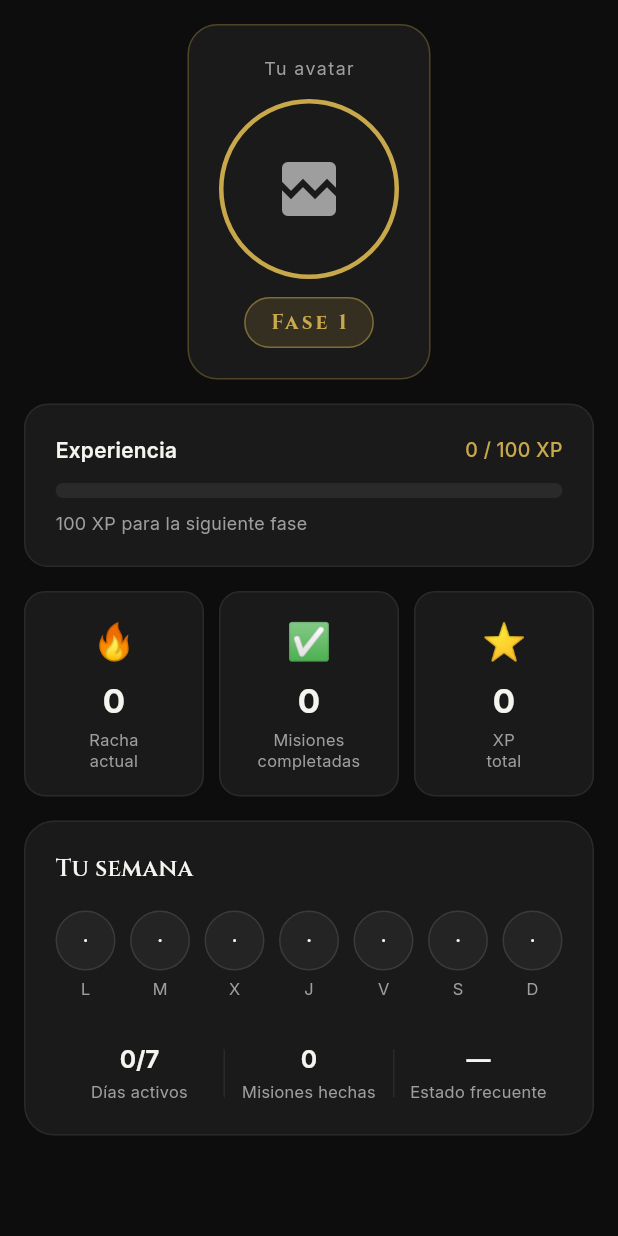
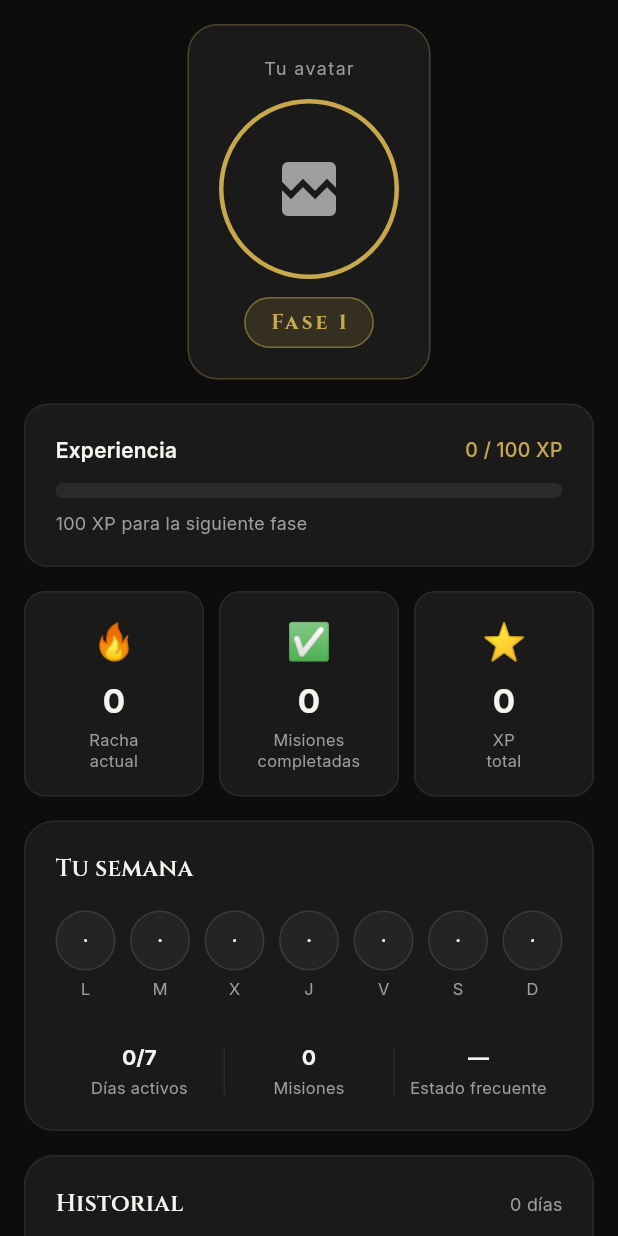
Before and after one commit to heroimfath3r/Kintsugi, a Flutter app: the ProgresoTab widget shown alone on an empty page, opened directly with empty values, on a phone screen of 412 x 824 dp. Run offline on Flutter 3.47's test engine with Material 3 defaults, Android fonts, the phone set to English and light mode, and no system bars; our stand-ins replace connectivity_plus, dio, equatable, firebase_auth, firebase_core, flutter_bloc and 3 more; accounts and stored records are empty; network calls fail.

Commit message:
Feat HU-13: Agrega linea de tiempo e historial en ProgresoTab

```diff
--- a/kintsugi_app/lib/presentation/screens/home/tabs/progreso_tab.dart
+++ b/kintsugi_app/lib/presentation/screens/home/tabs/progreso_tab.dart
@@ -12,6 +12,14 @@ const Map<String, String> _emojisPorEstado = {
   'motivacion': '⚡',
   'ansiedad': '🌊',
   'calma': '☁️',
+};
+
+const Map<String, String> _nombresPorEstado = {
+  'vacio': 'Vacío',
+  'frustracion': 'Frustración',
+  'motivacion': 'Motivación',
+  'ansiedad': 'Ansiedad',
+  'calma': 'Calma',
 };
 
 class ProgresoTab extends StatefulWidget {
@@ -94,16 +102,12 @@ class _ProgresoTabState extends State<ProgresoTab> {
           child: Column(
             mainAxisSize: MainAxisSize.min,
             children: [
-              const Icon(Icons.error_outline,
-                  color: AppColors.error, size: 48),
+              const Icon(Icons.error_outline, color: AppColors.error, size: 48),
               const SizedBox(height: 16),
               Text(_error!, style: const TextStyle(
                 fontFamily: 'Inter', fontSize: 14, color: AppColors.textSecondary)),
               const SizedBox(height: 24),
-              ElevatedButton(
-                onPressed: _cargarDatos,
-                child: const Text('REINTENTAR'),
-              ),
+              ElevatedButton(onPressed: _cargarDatos, child: const Text('REINTENTAR')),
             ],
           ),
         ),
@@ -115,7 +119,7 @@ class _ProgresoTabState extends State<ProgresoTab> {
     return RefreshIndicator(
       onRefresh: _cargarDatos,
       color: AppColors.accentPrimary,
-      backgroundColor: const Color(0xFF1A1A1A),
+      backgroundColor: AppColors.backgroundSecondary,
       child: SingleChildScrollView(
         physics: const AlwaysScrollableScrollPhysics(),
         padding: const EdgeInsets.fromLTRB(16, 16, 16, 96),
@@ -127,8 +131,12 @@ class _ProgresoTabState extends State<ProgresoTab> {
             const SizedBox(height: 16),
             _buildEstadisticas(progreso),
             const SizedBox(height: 16),
-            if (_resumenSemanal != null)
+            if (_resumenSemanal != null) ...[
               _buildResumenSemanal(_resumenSemanal!),
+              const SizedBox(height: 16),
+              // HU-13: Línea de tiempo
+              _buildLineaDeTiempo(_resumenSemanal!),
+            ],
           ],
         ),
       ),
@@ -140,33 +148,23 @@ class _ProgresoTabState extends State<ProgresoTab> {
   Widget _buildAvatarCard(ProgresoModel progreso) {
     return Container(
       decoration: BoxDecoration(
-        color: const Color(0xFF1A1A1A),
+        color: AppColors.backgroundSecondary,
         borderRadius: BorderRadius.circular(20),
-        border: Border.all(
-          color: AppColors.accentPrimary.withValues(alpha: 0.3),
-        ),
+        border: Border.all(color: AppColors.accentPrimary.withValues(alpha: 0.3)),
       ),
       padding: const EdgeInsets.all(20),
       child: Column(
         children: [
-          const Text(
-            'Tu avatar',
-            style: TextStyle(
-              fontFamily: 'Inter',
-              fontSize: 12,
-              color: AppColors.textSecondary,
-              letterSpacing: 1,
-            ),
-          ),
+          const Text('Tu avatar', style: TextStyle(
+            fontFamily: 'Inter', fontSize: 12,
+            color: AppColors.textSecondary, letterSpacing: 1,
+          )),
           const SizedBox(height: 12),
-          // Avatar circular
           Container(
-            width: 120,
-            height: 120,
+            width: 120, height: 120,
             decoration: BoxDecoration(
               shape: BoxShape.circle,
-              border: Border.all(
-                  color: AppColors.accentPrimary, width: 3),
+              border: Border.all(color: AppColors.accentPrimary, width: 3),
             ),
             child: ClipOval(
               child: Image.network(
@@ -180,27 +178,17 @@ class _ProgresoTabState extends State<ProgresoTab> {
             ),
           ),
           const SizedBox(height: 12),
-          // Badge de fase
           Container(
-            padding:
-                const EdgeInsets.symmetric(horizontal: 16, vertical: 6),
+            padding: const EdgeInsets.symmetric(horizontal: 16, vertical: 6),
             decoration: BoxDecoration(
               color: AppColors.accentPrimary.withValues(alpha: 0.15),
               borderRadius: BorderRadius.circular(100),
-              border: Border.all(
-                color: AppColors.accentPrimary.withValues(alpha: 0.5),
-              ),
+              border: Border.all(color: AppColors.accentPrimary.withValues(alpha: 0.5)),
             ),
-            child: Text(
-              progreso.faseLabel,
-              style: const TextStyle(
-                fontFamily: 'Cinzel',
-                fontSize: 14,
-                fontWeight: FontWeight.w700,
-                color: AppColors.accentPrimary,
-                letterSpacing: 2,
-              ),
-            ),
+            child: Text(progreso.faseLabel, style: const TextStyle(
+              fontFamily: 'Cinzel', fontSize: 14, fontWeight: FontWeight.w700,
+              color: AppColors.accentPrimary, letterSpacing: 2,
+            )),
           ),
         ],
       ),
@@ -212,9 +200,9 @@ class _ProgresoTabState extends State<ProgresoTab> {
   Widget _buildXpCard(ProgresoModel progreso) {
     return Container(
       decoration: BoxDecoration(
-        color: const Color(0xFF1A1A1A),
+        color: AppColors.backgroundSecondary,
         borderRadius: BorderRadius.circular(16),
-        border: Border.all(color: const Color(0xFF2A2A2A)),
+        border: Border.all(color: AppColors.borderDefault),
       ),
       padding: const EdgeInsets.all(20),
       child: Column(
@@ -223,36 +211,25 @@ class _ProgresoTabState extends State<ProgresoTab> {
           Row(
             mainAxisAlignment: MainAxisAlignment.spaceBetween,
             children: [
-              const Text(
-                'Experiencia',
-                style: TextStyle(
-                  fontFamily: 'Inter',
-                  fontSize: 14,
-                  fontWeight: FontWeight.w600,
-                  color: AppColors.textPrimary,
-                ),
-              ),
-              Text(
-                '${progreso.xp} / ${progreso.xpSiguienteFase} XP',
+              const Text('Experiencia', style: TextStyle(
+                fontFamily: 'Inter', fontSize: 14,
+                fontWeight: FontWeight.w600, color: AppColors.textPrimary,
+              )),
+              Text('${progreso.xp} / ${progreso.xpSiguienteFase} XP',
                 style: const TextStyle(
-                  fontFamily: 'Inter',
-                  fontSize: 13,
-                  fontWeight: FontWeight.w500,
-                  color: AppColors.accentPrimary,
-                ),
-              ),
+                  fontFamily: 'Inter', fontSize: 13,
+                  fontWeight: FontWeight.w500, color: AppColors.accentPrimary,
+                )),
             ],
           ),
           const SizedBox(height: 12),
-          // Barra de progreso
           ClipRRect(
             borderRadius: BorderRadius.circular(6),
             child: LinearProgressIndicator(
               value: progreso.progresoPorcentaje,
               minHeight: 10,
-              backgroundColor: const Color(0xFF2A2A2A),
-              valueColor: const AlwaysStoppedAnimation<Color>(
-                  AppColors.accentPrimary),
+              backgroundColor: AppColors.borderDefault,
+              valueColor: const AlwaysStoppedAnimation<Color>(AppColors.accentPrimary),
             ),
           ),
           const SizedBox(height: 8),
@@ -260,11 +237,7 @@ class _ProgresoTabState extends State<ProgresoTab> {
             progreso.fase < 3
                 ? '${progreso.xpSiguienteFase - progreso.xp} XP para la siguiente fase'
                 : '¡Has alcanzado la fase máxima!',
-            style: const TextStyle(
-              fontFamily: 'Inter',
-              fontSize: 12,
-              color: AppColors.textSecondary,
-            ),
+            style: const TextStyle(fontFamily: 'Inter', fontSize: 12, color: AppColors.textSecondary),
           ),
         ],
       ),
@@ -276,20 +249,11 @@ class _ProgresoTabState extends State<ProgresoTab> {
   Widget _buildEstadisticas(ProgresoModel progreso) {
     return Row(
       children: [
-        Expanded(
-          child: _buildStatCard(
-              '🔥', '${progreso.racha}', 'Racha\nactual'),
-        ),
+        Expanded(child: _buildStatCard('🔥', '${progreso.racha}', 'Racha\nactual')),
         const SizedBox(width: 10),
-        Expanded(
-          child: _buildStatCard(
-              '✅', '${progreso.misionesCompletadas}', 'Misiones\ncompletadas'),
-        ),
+        Expanded(child: _buildStatCard('✅', '${progreso.misionesCompletadas}', 'Misiones\ncompletadas')),
         const SizedBox(width: 10),
-        Expanded(
-          child: _buildStatCard(
-              '⭐', '${progreso.xp}', 'XP\ntotal'),
-        ),
+        Expanded(child: _buildStatCard('⭐', '${progreso.xp}', 'XP\ntotal')),
       ],
     );
   }
@@ -297,35 +261,24 @@ class _ProgresoTabState extends State<ProgresoTab> {
   Widget _buildStatCard(String emoji, String valor, String label) {
     return Container(
       decoration: BoxDecoration(
-        color: const Color(0xFF1A1A1A),
+        color: AppColors.backgroundSecondary,
         borderRadius: BorderRadius.circular(14),
-        border: Border.all(color: const Color(0xFF2A2A2A)),
+        border: Border.all(color: AppColors.borderDefault),
       ),
       padding: const EdgeInsets.symmetric(vertical: 16),
       child: Column(
         children: [
           Text(emoji, style: const TextStyle(fontSize: 24)),
           const SizedBox(height: 6),
-          Text(
-            valor,
-            style: const TextStyle(
-              fontFamily: 'Inter',
-              fontSize: 22,
-              fontWeight: FontWeight.w700,
-              color: AppColors.textPrimary,
-            ),
-          ),
+          Text(valor, style: const TextStyle(
+            fontFamily: 'Inter', fontSize: 22,
+            fontWeight: FontWeight.w700, color: AppColors.textPrimary,
+          )),
           const SizedBox(height: 4),
-          Text(
-            label,
-            textAlign: TextAlign.center,
-            style: const TextStyle(
-              fontFamily: 'Inter',
-              fontSize: 11,
-              color: AppColors.textSecondary,
-              height: 1.3,
-            ),
-          ),
+          Text(label, textAlign: TextAlign.center, style: const TextStyle(
+            fontFamily: 'Inter', fontSize: 11,
+            color: AppColors.textSecondary, height: 1.3,
+          )),
         ],
       ),
     );
@@ -334,68 +287,42 @@ class _ProgresoTabState extends State<ProgresoTab> {
   // ── Resumen semanal ──────────────────────────────────────────────────
 
   Widget _buildResumenSemanal(ProgresoWeeklyModel resumen) {
+    final estadoEmoji = _emojisPorEstado[resumen.estadoMasFrecuente] ?? '—';
+    final estadoNombre = _nombresPorEstado[resumen.estadoMasFrecuente] ?? resumen.estadoMasFrecuente;
+
     return Container(
       decoration: BoxDecoration(
-        color: const Color(0xFF1A1A1A),
+        color: AppColors.backgroundSecondary,
         borderRadius: BorderRadius.circular(20),
-        border: Border.all(color: const Color(0xFF2A2A2A)),
+        border: Border.all(color: AppColors.borderDefault),
       ),
       padding: const EdgeInsets.all(20),
       child: Column(
         crossAxisAlignment: CrossAxisAlignment.start,
         children: [
-          const Text(
-            'Tu semana',
-            style: TextStyle(
-              fontFamily: 'Cinzel',
-              fontSize: 16,
-              fontWeight: FontWeight.w600,
-              color: AppColors.textPrimary,
-            ),
-          ),
+          const Text('Tu semana', style: TextStyle(
+            fontFamily: 'Cinzel', fontSize: 16,
+            fontWeight: FontWeight.w600, color: AppColors.textPrimary,
+          )),
           const SizedBox(height: 16),
-          // Fila de 7 días
           Row(
             mainAxisAlignment: MainAxisAlignment.spaceBetween,
             children: List.generate(7, (index) {
-              final dia = index < resumen.dias.length
-                  ? resumen.dias[index]
-                  : null;
+              final dia = index < resumen.dias.length ? resumen.dias[index] : null;
               return _buildDiaCircle(index, dia);
             }),
           ),
           const SizedBox(height: 20),
-          // Stats del resumen
           Row(
             children: [
-              Expanded(
-                child: _buildResumenStat(
-                  'Días activos',
-                  '${resumen.diasActivos}/7',
-                ),
-              ),
-              Container(
-                width: 1,
-                height: 32,
-                color: const Color(0xFF2A2A2A),
-              ),
-              Expanded(
-                child: _buildResumenStat(
-                  'Misiones hechas',
-                  '${resumen.misionesCompletadas}',
-                ),
-              ),
-              Container(
-                width: 1,
-                height: 32,
-                color: const Color(0xFF2A2A2A),
-              ),
-              Expanded(
-                child: _buildResumenStat(
-                  'Estado frecuente',
-                  _emojisPorEstado[resumen.estadoMasFrecuente] ?? '—',
-                ),
-              ),
+              Expanded(child: _buildResumenStat('Días activos', '${resumen.diasActivos}/7')),
+              Container(width: 1, height: 32, color: AppColors.borderDefault),
+              Expanded(child: _buildResumenStat('Misiones', '${resumen.misionesCompletadas}')),
+              Container(width: 1, height: 32, color: AppColors.borderDefault),
+              Expanded(child: _buildResumenStat(
+                'Estado frecuente',
+                resumen.estadoMasFrecuente.isNotEmpty ? '$estadoEmoji $estadoNombre' : '—',
+              )),
             ],
           ),
         ],
@@ -407,53 +334,38 @@ class _ProgresoTabState extends State<ProgresoTab> {
     const diasSemana = ['L', 'M', 'X', 'J', 'V', 'S', 'D'];
     final label = diasSemana[index];
     final tieneCheckin = dia?.estadoEmocional != null;
-    final emoji = tieneCheckin
-        ? (_emojisPorEstado[dia!.estadoEmocional] ?? '❓')
-        : null;
+    final emoji = tieneCheckin ? (_emojisPorEstado[dia!.estadoEmocional] ?? '❓') : null;
 
     return Column(
       children: [
         Container(
-          width: 40,
-          height: 40,
+          width: 40, height: 40,
           decoration: BoxDecoration(
             shape: BoxShape.circle,
             color: tieneCheckin
                 ? AppColors.accentPrimary.withValues(alpha: 0.15)
-                : const Color(0xFF242424),
+                : AppColors.backgroundCard,
             border: Border.all(
               color: tieneCheckin
                   ? AppColors.accentPrimary.withValues(alpha: 0.5)
-                  : const Color(0xFF3A3A3A),
+                  : AppColors.borderSubtle,
             ),
           ),
           child: Center(
-            child: Text(
-              emoji ?? '·',
-              style: TextStyle(fontSize: tieneCheckin ? 18 : 14),
-            ),
+            child: Text(emoji ?? '·', style: TextStyle(fontSize: tieneCheckin ? 18 : 14)),
           ),
         ),
         const SizedBox(height: 4),
-        Text(
-          label,
-          style: const TextStyle(
-            fontFamily: 'Inter',
-            fontSize: 11,
-            fontWeight: FontWeight.w400,
-            color: AppColors.textSecondary,
-          ),
-        ),
-        // Indicador de misión completada
+        Text(label, style: const TextStyle(
+          fontFamily: 'Inter', fontSize: 11,
+          fontWeight: FontWeight.w400, color: AppColors.textSecondary,
+        )),
         const SizedBox(height: 2),
         Container(
-          width: 6,
-          height: 6,
+          width: 6, height: 6,
           decoration: BoxDecoration(
             shape: BoxShape.circle,
-            color: dia?.misionCompletada == true
-                ? AppColors.success
-                : Colors.transparent,
+            color: dia?.misionCompletada == true ? AppColors.success : Colors.transparent,
           ),
         ),
       ],
@@ -463,26 +375,187 @@ class _ProgresoTabState extends State<ProgresoTab> {
   Widget _buildResumenStat(String label, String valor) {
     return Column(
       children: [
-        Text(
-          valor,
-          style: const TextStyle(
-            fontFamily: 'Inter',
-            fontSize: 16,
-            fontWeight: FontWeight.w700,
-            color: AppColors.textPrimary,
-          ),
-        ),
+        Text(valor, style: const TextStyle(
+          fontFamily: 'Inter', fontSize: 14,
+          fontWeight: FontWeight.w700, color: AppColors.textPrimary,
+        )),
         const SizedBox(height: 2),
-        Text(
-          label,
-          textAlign: TextAlign.center,
-          style: const TextStyle(
-            fontFamily: 'Inter',
-            fontSize: 11,
-            color: AppColors.textSecondary,
-          ),
-        ),
+        Text(label, textAlign: TextAlign.center, style: const TextStyle(
+          fontFamily: 'Inter', fontSize: 11, color: AppColors.textSecondary,
+        )),
       ],
     );
   }
+
+  // ── HU-13: Línea de tiempo ───────────────────────────────────────────
+
+  Widget _buildLineaDeTiempo(ProgresoWeeklyModel resumen) {
+    // Filtrar solo días que tienen datos
+    final diasConDatos = resumen.dias
+        .where((d) => d.estadoEmocional != null)
+        .toList()
+        .reversed
+        .toList();
+
+    return Container(
+      decoration: BoxDecoration(
+        color: AppColors.backgroundSecondary,
+        borderRadius: BorderRadius.circular(20),
+        border: Border.all(color: AppColors.borderDefault),
+      ),
+      padding: const EdgeInsets.all(20),
+      child: Column(
+        crossAxisAlignment: CrossAxisAlignment.start,
+        children: [
+          Row(
+            children: [
+              const Text('Historial', style: TextStyle(
+                fontFamily: 'Cinzel', fontSize: 16,
+                fontWeight: FontWeight.w600, color: AppColors.textPrimary,
+              )),
+              const Spacer(),
+              Text(
+                '${diasConDatos.length} día${diasConDatos.length != 1 ? 's' : ''}',
+                style: const TextStyle(
+                  fontFamily: 'Inter', fontSize: 12, color: AppColors.textSecondary,
+                ),
+              ),
+            ],
+          ),
+          const SizedBox(height: 16),
+          if (diasConDatos.isEmpty)
+            Container(
+              padding: const EdgeInsets.symmetric(vertical: 24),
+              child: const Center(
+                child: Text(
+                  'Aún no hay registros esta semana.\nCompleta tu primer check-in para ver tu historial.',
+                  textAlign: TextAlign.center,
+                  style: TextStyle(
+                    fontFamily: 'Inter', fontSize: 13,
+                    color: AppColors.textSecondary, height: 1.5,
+                  ),
+                ),
+              ),
+            )
+          else
+            ...diasConDatos.asMap().entries.map((entry) {
+              final i = entry.key;
+              final dia = entry.value;
+              final esUltimo = i == diasConDatos.length - 1;
+              return _buildEntradaTimeline(dia, esUltimo);
+            }),
+        ],
+      ),
+    );
+  }
+
+  Widget _buildEntradaTimeline(CheckinDiaModel dia, bool esUltimo) {
+    final emoji = _emojisPorEstado[dia.estadoEmocional] ?? '❓';
+    final nombreEstado = _nombresPorEstado[dia.estadoEmocional] ?? dia.estadoEmocional ?? '';
+
+    // Formatear fecha
+    String fechaFormateada = dia.fecha;
+    try {
+      final partes = dia.fecha.split('-');
+      if (partes.length == 3) {
+        const meses = ['Ene', 'Feb', 'Mar', 'Abr', 'May', 'Jun',
+                       'Jul', 'Ago', 'Sep', 'Oct', 'Nov', 'Dic'];
+        final mes = int.parse(partes[1]) - 1;
+        fechaFormateada = '${partes[2]} ${meses[mes]}';
+      }
+    } catch (_) {}
+
+    return IntrinsicHeight(
+      child: Row(
+        crossAxisAlignment: CrossAxisAlignment.start,
+        children: [
+          // Línea de tiempo
+          SizedBox(
+            width: 40,
+            child: Column(
+              children: [
+                Container(
+                  width: 36, height: 36,
+                  decoration: BoxDecoration(
+                    shape: BoxShape.circle,
+                    color: AppColors.accentPrimary.withValues(alpha: 0.15),
+                    border: Border.all(color: AppColors.accentPrimary.withValues(alpha: 0.5)),
+                  ),
+                  child: Center(child: Text(emoji, style: const TextStyle(fontSize: 16))),
+                ),
+                if (!esUltimo)
+                  Expanded(
+                    child: Container(
+                      width: 2,
+                      color: AppColors.borderDefault,
+                      margin: const EdgeInsets.symmetric(vertical: 4),
+                    ),
+                  ),
+              ],
+            ),
+          ),
+          const SizedBox(width: 12),
+          // Contenido
+          Expanded(
+            child: Padding(
+              padding: EdgeInsets.only(bottom: esUltimo ? 0 : 16),
+              child: Container(
+                decoration: BoxDecoration(
+                  color: AppColors.backgroundCard,
+                  borderRadius: BorderRadius.circular(12),
+                  border: Border.all(color: AppColors.borderDefault),
+                ),
+                padding: const EdgeInsets.all(12),
+                child: Row(
+                  children: [
+                    Expanded(
+                      child: Column(
+                        crossAxisAlignment: CrossAxisAlignment.start,
+                        children: [
+                          Text(fechaFormateada, style: const TextStyle(
+                            fontFamily: 'Inter', fontSize: 11,
+                            color: AppColors.textSecondary,
+                          )),
+                          const SizedBox(height: 4),
+                          Text(nombreEstado, style: const TextStyle(
+                            fontFamily: 'Inter', fontSize: 14,
+                            fontWeight: FontWeight.w600, color: AppColors.textPrimary,
+                          )),
+                        ],
+                      ),
+                    ),
+                    if (dia.misionCompletada)
+                      Container(
+                        padding: const EdgeInsets.symmetric(horizontal: 8, vertical: 4),
+                        decoration: BoxDecoration(
+                          color: AppColors.success.withValues(alpha: 0.15),
+                          borderRadius: BorderRadius.circular(8),
+                          border: Border.all(color: AppColors.success.withValues(alpha: 0.3)),
+                        ),
+                        child: const Text('✅ Misión', style: TextStyle(
+                          fontFamily: 'Inter', fontSize: 11,
+                          color: AppColors.success, fontWeight: FontWeight.w500,
+                        )),
+                      )
+                    else
+                      Container(
+                        padding: const EdgeInsets.symmetric(horizontal: 8, vertical: 4),
+                        decoration: BoxDecoration(
+                          color: AppColors.borderDefault,
+                          borderRadius: BorderRadius.circular(8),
+                        ),
+                        child: const Text('Sin misión', style: TextStyle(
+                          fontFamily: 'Inter', fontSize: 11,
+                          color: AppColors.textSecondary,
+                        )),
+                      ),
+                  ],
+                ),
+              ),
+            ),
+          ),
+        ],
+      ),
+    );
+  }
 }
```
